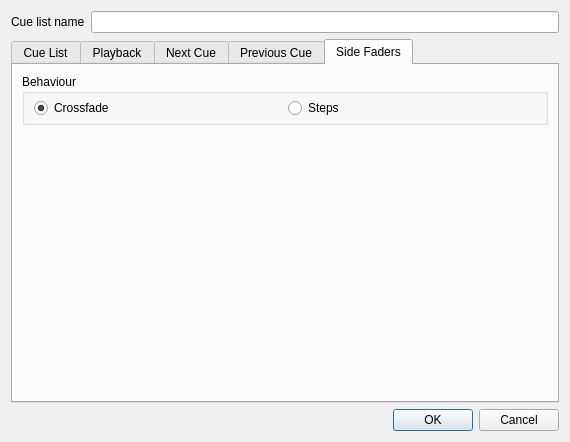
The window that ui/src/virtualconsole/vccuelistproperties.ui (mcallegari/qlcplus) describes before a commit, drawn with Qt 5.
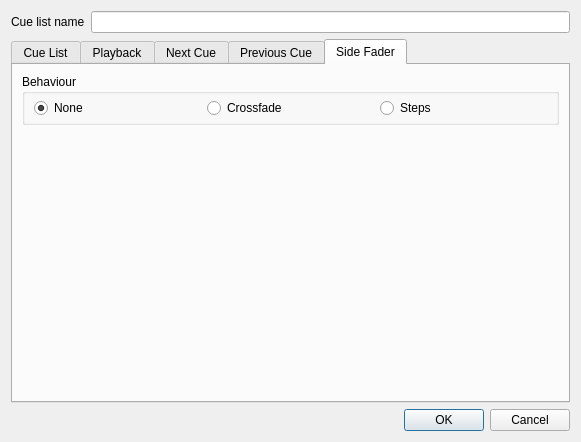
The same window after the commit. The open tabs and pages were chosen to show the change. Icons and pictures are not drawn.

Commit message: vc/cue list: simplify side fader as per forum poll

```diff
--- a/ui/src/virtualconsole/vccuelistproperties.ui
+++ b/ui/src/virtualconsole/vccuelistproperties.ui
@@ -25,7 +25,7 @@
    <rect>
     <x>0</x>
     <y>0</y>
-    <width>570</width>
+    <width>581</width>
     <height>442</height>
    </rect>
   </property>
@@ -273,7 +273,7 @@
      </widget>
      <widget class="QWidget" name="SideSliders">
       <attribute name="title">
-       <string>Side Faders</string>
+       <string>Side Fader</string>
       </attribute>
       <layout class="QVBoxLayout" name="verticalLayout_4">
        <item>
@@ -288,13 +288,23 @@
           <property name="bottomMargin">
            <number>4</number>
           </property>
+          <item>
+           <widget class="QRadioButton" name="m_noneRadio">
+            <property name="text">
+             <string>None</string>
+            </property>
+            <property name="checked">
+             <bool>true</bool>
+            </property>
+           </widget>
+          </item>
           <item>
            <widget class="QRadioButton" name="m_crossFadeRadio">
             <property name="text">
              <string>Crossfade</string>
             </property>
             <property name="checked">
-             <bool>true</bool>
+             <bool>false</bool>
             </property>
            </widget>
           </item>
```
The commit also changes 5 other files.
